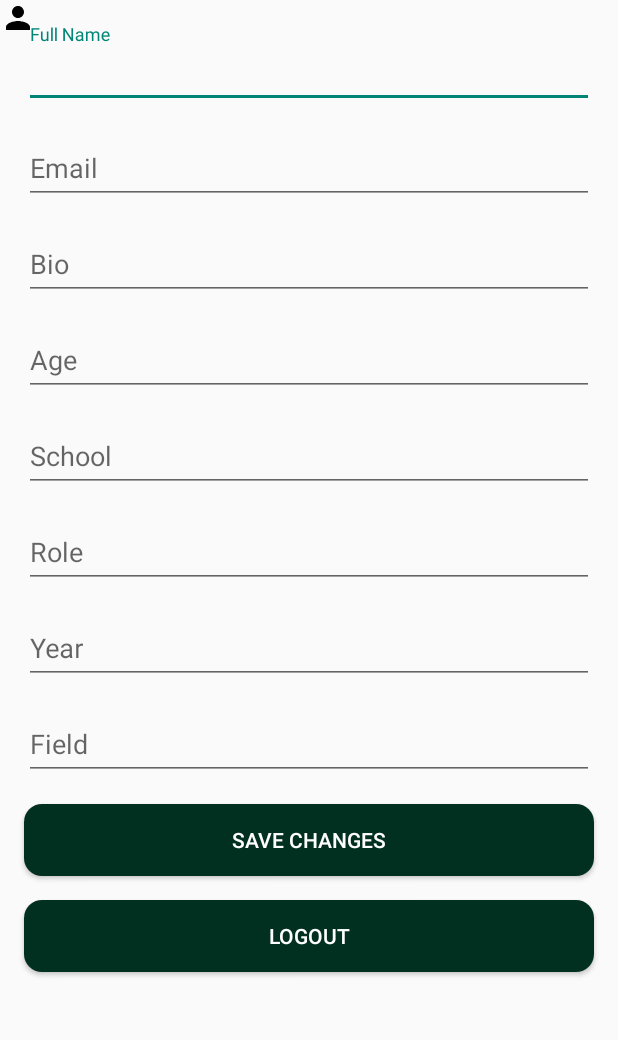
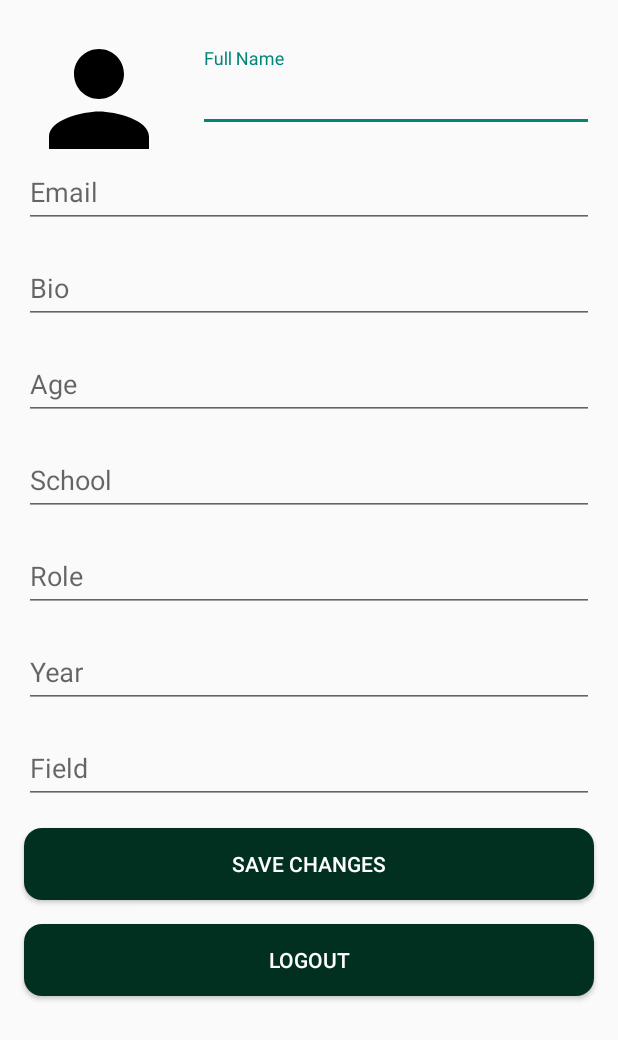
Before and after one commit to bperdija/Cell-Identifier, an Android app built with Jetpack Compose: the layout fragment_profile.xml on its own in the app's theme, with its tools: preview values and no code run, on a phone screen of 412 x 824 dp. Shown: the top 1040 px of the screen. Run offline under Robolectric (Android 15) with nearby library versions, the phone set to English and light mode, and no system bars.

Commit message:
UI changed a bit

```diff
--- a/app/src/main/java/com/example/cell_identifier/ProfileFragment.kt
+++ b/app/src/main/java/com/example/cell_identifier/ProfileFragment.kt
@@ -191,7 +191,7 @@ class ProfileFragment : Fragment() {
         val user = User(firstName, lastName, userEmail, userBio, userAge, userSchool, userRole, userYear, userField, "")
 
         if (uid != null) {
-            if (imageUri != null) {
+            if (this::imageUri.isInitialized) {
                 // If imageUri is not null, upload profile picture first
                 uploadProfilePic(uid, user)
             } else {
--- a/app/src/main/res/layout/fragment_profile.xml
+++ b/app/src/main/res/layout/fragment_profile.xml
@@ -11,22 +11,28 @@
         android:layout_height="wrap_content"
         tools:context=".ProfileFragment">
 
+        <!-- ImageView for Profile Picture -->
         <ImageView
             android:id="@+id/profile_image_view"
-            android:layout_width="wrap_content"
-            android:layout_height="wrap_content"
-            android:src="@drawable/ic_person" />
+            android:layout_width="100dp"
+        android:layout_height="100dp"
+        android:layout_marginStart="16dp"
+        android:layout_marginTop="16dp"
+        android:src="@drawable/ic_person"
+        app:layout_constraintStart_toStartOf="parent"
+        app:layout_constraintTop_toTopOf="parent" />
 
         <!-- Full Name Field -->
         <com.google.android.material.textfield.TextInputLayout
             android:id="@+id/fullNameLayout"
             android:layout_width="0dp"
             android:layout_height="wrap_content"
+            android:layout_marginStart="16dp"
+            android:layout_marginEnd="16dp"
             android:layout_marginTop="16dp"
-            android:layout_marginHorizontal="16dp"
-            app:layout_constraintTop_toTopOf="parent"
-            app:layout_constraintStart_toStartOf="parent"
-            app:layout_constraintEnd_toEndOf="parent">
+            app:layout_constraintStart_toEndOf="@id/profile_image_view"
+            app:layout_constraintEnd_toEndOf="parent"
+            app:layout_constraintTop_toTopOf="@id/profile_image_view">
             <com.google.android.material.textfield.TextInputEditText
                 android:id="@+id/fullNameEt"
                 android:layout_width="match_parent"
```
